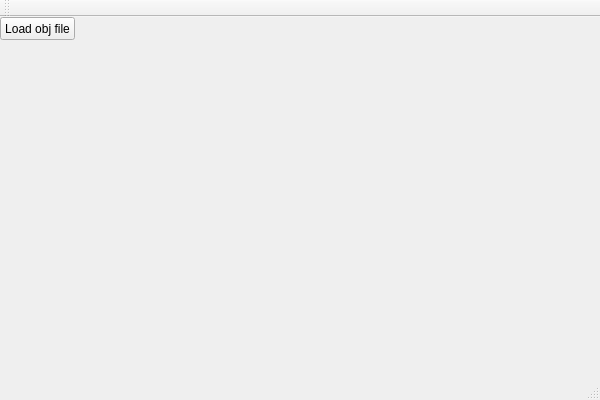
This is MeshAnalyser.ui in Liudok/MeshAnalyser as Qt 5 draws it before an edit. The edited form follows.
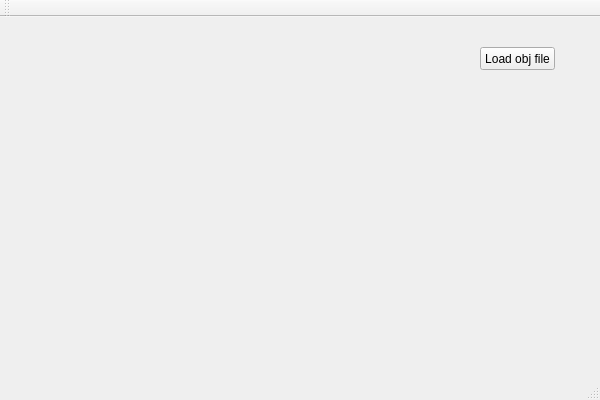
This is the edited form.

Commit message: Widget in Window

Diff of the .ui file:
```diff
--- a/MeshAnalyser.ui
+++ b/MeshAnalyser.ui
@@ -17,8 +17,8 @@
    <widget class="QPushButton" name="pushButton">
     <property name="geometry">
      <rect>
-      <x>0</x>
-      <y>0</y>
+      <x>480</x>
+      <y>30</y>
       <width>75</width>
       <height>23</height>
      </rect>
```
Left out of the diff: 10 changed lines with no effect on the pictures. The commit also changes 2 other files.
